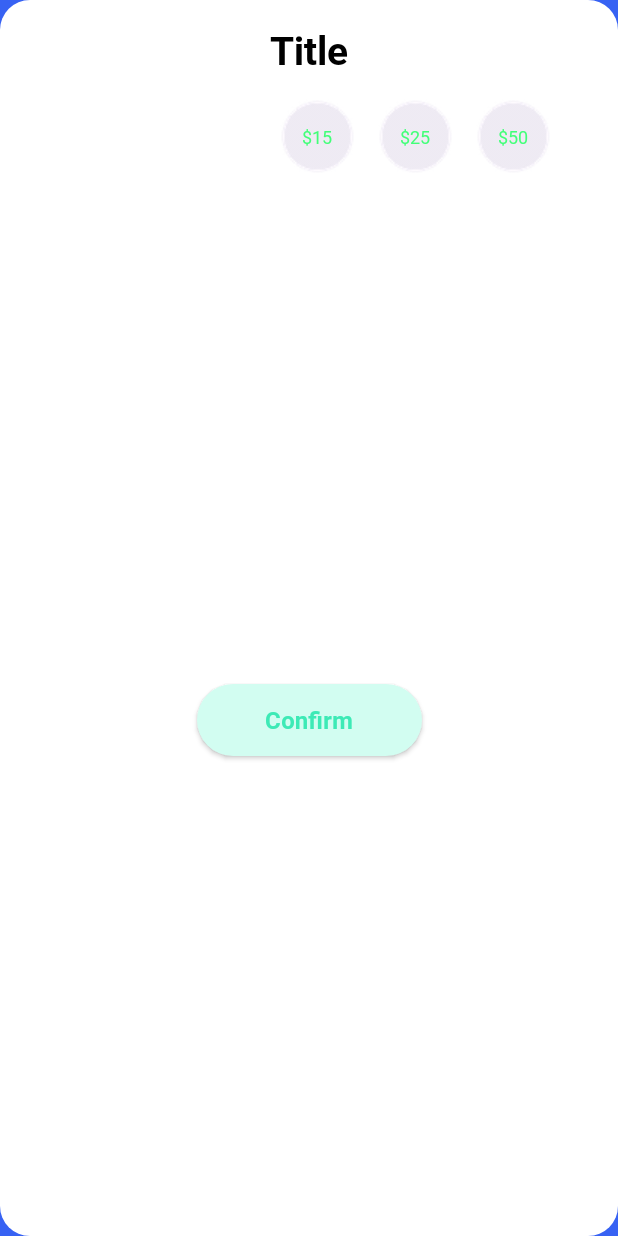
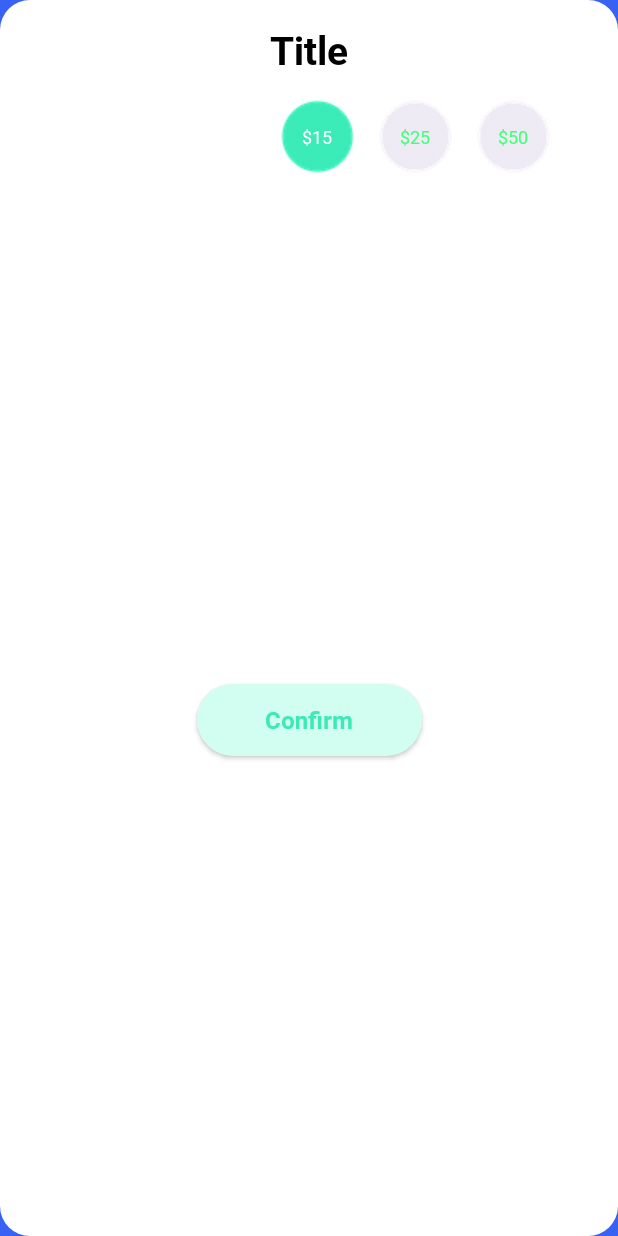
Before and after one commit to Tryden12/demoMiniClerkie, an Android app: the PopupFragment screen opened through its navigation route, on a phone screen of 412 x 824 dp. Run offline under Robolectric (Android 15) with nearby library versions, the phone set to English and light mode, and no system bars; our stand-ins replace Picasso; pictures from the network do not load.

Commit message:
changed radio button styles on click

```diff
--- a/app/src/main/res/layout/fragment_popup.xml
+++ b/app/src/main/res/layout/fragment_popup.xml
@@ -44,8 +44,8 @@
             android:paddingLeft="15dp"
             android:textSize="12sp"
             android:checked="true"
-            android:textColor="@color/light_green"
-            android:background="@drawable/grey_circle"
+            android:textColor="@color/white"
+            android:background="@drawable/mint_green_circle"
             android:button="@android:color/transparent"/>
         <RadioButton
             android:id="@+id/amount_25"
```
Also changed, not shown: app/src/main/java/com/tryden12/demominiclerkie/ui/main/PopupFragment.kt (+26 -4 lines), app/src/main/res/drawable-v24/mint_green_circle.png (added).
